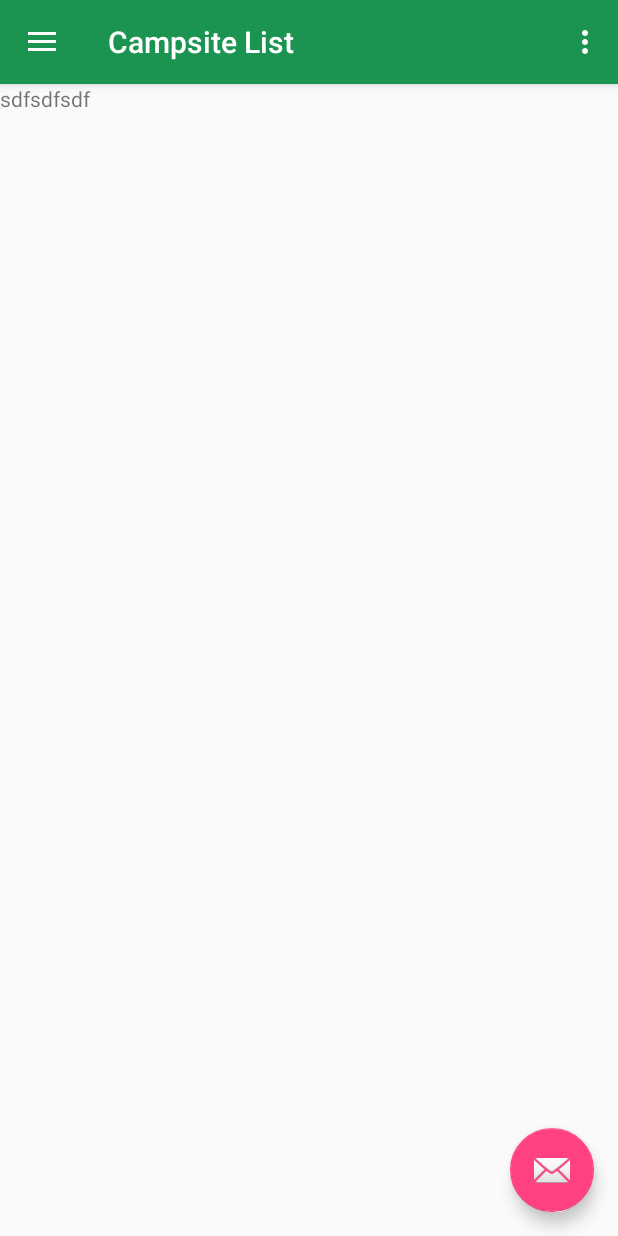
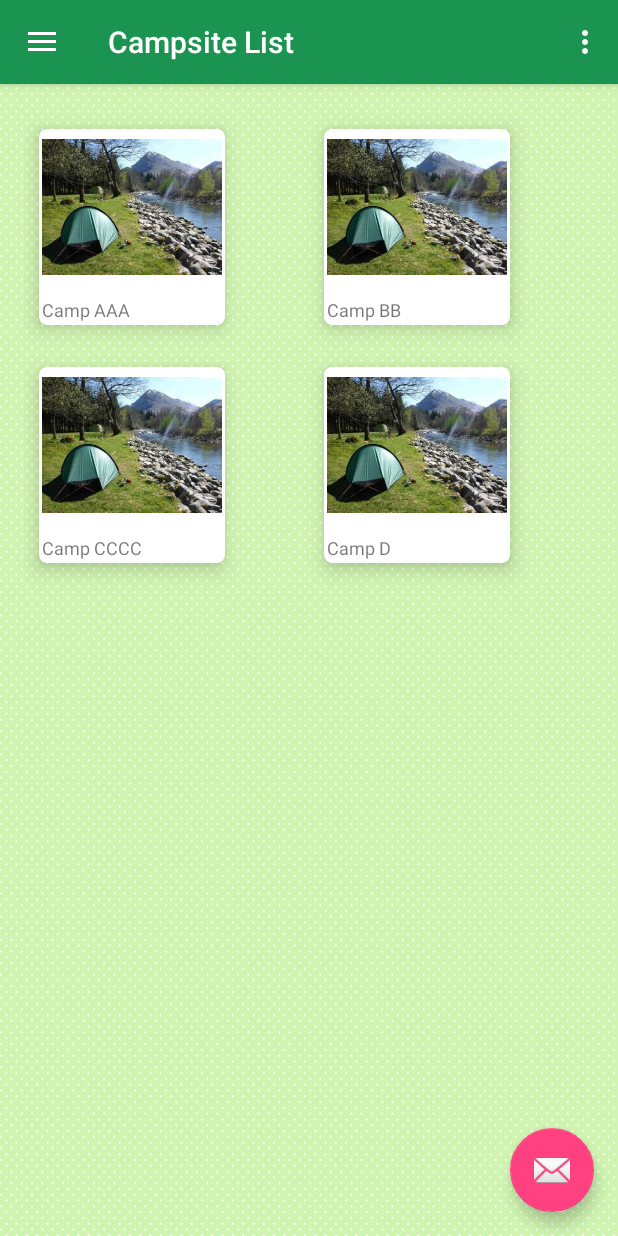
Before and after one commit to Shaw6157/MotorhomeAndCampsite, an Android app: the CampsiteListActivity screen opened directly, with no data from a screen before it, on a phone screen of 412 x 824 dp. Run offline under Robolectric (Android 15) with nearby library versions, the phone set to English and light mode, and no system bars; our stand-ins replace Picasso.

Commit message:
campsite cardview init
campsite cardview init, AVD

```diff
--- a/app/src/main/java/com/ais/mnc/db/MncDBHelper.java
+++ b/app/src/main/java/com/ais/mnc/db/MncDBHelper.java
@@ -32,13 +32,13 @@ public class MncDBHelper extends SQLiteOpenHelper {
         db.execSQL(TableConstant.CREATE_CAMP_TABLE);
 
         //add default admin user account
-        ContentValues contentValues = new ContentValues();
-        contentValues.put(TableConstant.USER_COL1_UID,    1);
-        contentValues.put(TableConstant.USER_COL2_UNAME,  "admin");
-        contentValues.put(TableConstant.USER_COL3_EMAIL,  "shaw.yunz@gmail.com");
-        contentValues.put(TableConstant.USER_COL4_PWD,    "adminshaw");
-        contentValues.put(TableConstant.USER_COL5_TYPE,   "admin");
-        db.insert(TableConstant.USER_TABLE_NAME, null, contentValues);
+        ContentValues userV1 = new ContentValues();
+        userV1.put(TableConstant.USER_COL1_UID,    1);
+        userV1.put(TableConstant.USER_COL2_UNAME,  "admin");
+        userV1.put(TableConstant.USER_COL3_EMAIL,  "shaw.yunz@gmail.com");
+        userV1.put(TableConstant.USER_COL4_PWD,    "adminshaw");
+        userV1.put(TableConstant.USER_COL5_TYPE,   "admin");
+        db.insert(TableConstant.USER_TABLE_NAME, null, userV1);
     }
 
     @Override
--- a/app/src/main/java/com/ais/mnc/db/bean/CampBean.java
+++ b/app/src/main/java/com/ais/mnc/db/bean/CampBean.java
@@ -23,6 +23,10 @@ public class CampBean {
     private String address;
     private String info;
     private String url;
+
+    public CampBean() {
+
+    }
 
     public CampBean(String pCname, String pAddress, String pInfo, String pUrl) {
         cname = pCname;
--- a/app/src/main/java/com/ais/mnc/db/bean/UserBean.java
+++ b/app/src/main/java/com/ais/mnc/db/bean/UserBean.java
@@ -19,6 +19,10 @@ public class UserBean {
     private String uname;
     private String email;
     private String password;
+
+    public UserBean() {
+
+    }
 
     public UserBean(String pUname, String pEmail, String pPassword) {
         uname = pUname;
--- a/app/src/main/java/com/ais/mnc/db/bean/VehicleBean.java
+++ b/app/src/main/java/com/ais/mnc/db/bean/VehicleBean.java
@@ -27,6 +27,9 @@ public class VehicleBean {
     private int feature1;
     private String image;
 
+    public VehicleBean() {
+
+    }
 
     public VehicleBean(String pVname, String pPlate, String pType, String pDesc, int pPrice, boolean[] features) {
         vname = pVname;
--- a/app/src/main/java/com/ais/mnc/db/daoimp/CampsiteDaoImp.java
+++ b/app/src/main/java/com/ais/mnc/db/daoimp/CampsiteDaoImp.java
@@ -1,5 +1,6 @@
 package com.ais.mnc.db.daoimp;
 
+import android.content.ContentValues;
 import android.content.Context;
 import android.database.Cursor;
 import android.database.sqlite.SQLiteDatabase;
@@ -33,8 +34,21 @@ public class CampsiteDaoImp implements CampsiteDao {
 
     @Override
     public boolean createCampsite(CampBean p_campsite) {
+        SQLiteDatabase db = mDBHelper.getWritableDatabase();
 
-        return false;
+        ContentValues campValues = new ContentValues();
+        campValues.put(TableConstant.CAMP_COL2_CNAME,   p_campsite.getCname());
+        campValues.put(TableConstant.CAMP_COL3_ADDRESS, p_campsite.getAddress());
+        campValues.put(TableConstant.CAMP_COL4_INFO,    p_campsite.getInfo());
+        campValues.put(TableConstant.CAMP_COL5_URL,     p_campsite.getUrl());
+        long result = db.insert(TableConstant.CAMP_TABLE_NAME, null, campValues);
+
+        //log
+        Log.d(TAG, ">>> insert:  " + p_campsite.getCname() + " to " + TableConstant.CAMP_TABLE_NAME);
+
+        //close and return
+        db.close();
+        return result != -1;
     }
 
     @Override
--- a/app/src/main/java/com/ais/mnc/view/activity/CampsiteListActivity.java
+++ b/app/src/main/java/com/ais/mnc/view/activity/CampsiteListActivity.java
@@ -1,8 +1,11 @@
 package com.ais.mnc.view.activity;
 
+import android.content.ContentValues;
 import android.os.Bundle;
 import android.support.design.widget.FloatingActionButton;
 import android.support.design.widget.Snackbar;
+import android.support.v7.widget.GridLayoutManager;
+import android.support.v7.widget.RecyclerView;
 import android.view.View;
 import android.support.design.widget.NavigationView;
 import android.support.v4.view.GravityCompat;
@@ -15,11 +18,16 @@ import android.view.MenuItem;
 import android.widget.TextView;
 
 import com.ais.mnc.R;
+import com.ais.mnc.constant.TableConstant;
+import com.ais.mnc.db.bean.CampBean;
+import com.ais.mnc.db.daoimp.CampsiteDaoImp;
 import com.ais.mnc.util.MncUtilities;
+import com.ais.mnc.view.adapter.CampsiteListAdapter;
 
 public class CampsiteListActivity extends AppCompatActivity
         implements NavigationView.OnNavigationItemSelectedListener {
 
+    RecyclerView recycle_clist;
     TextView dwr_tv_uid, dwr_tv_email;
 
     @Override
@@ -47,6 +55,37 @@ public class CampsiteListActivity extends AppCompatActivity
         NavigationView navigationView = (NavigationView) findViewById(R.id.nav_view);
         navigationView.setNavigationItemSelectedListener(this);
 
+        //init campstes
+        CampsiteDaoImp lvCampsiteDaoImp = new CampsiteDaoImp(this);
+        CampBean camp1 = new CampBean();
+        camp1.setAddress("aaaaaaa");
+        camp1.setCname("Camp AAA");
+        camp1.setInfo("asdas");
+        camp1.setUrl("aa");
+
+        CampBean camp2 = new CampBean();
+        camp2.setAddress("bbbb");
+        camp2.setCname("Camp BB");
+        camp2.setInfo("Camp");
+        camp2.setUrl("Camp");
+
+        CampBean camp3 = new CampBean();
+        camp3.setAddress("Camp");
+        camp3.setCname("Camp CCCC");
+        camp3.setInfo("Camp");
+        camp3.setUrl("Camp");
+
+        CampBean camp4 = new CampBean();
+        camp4.setAddress("Camp");
+        camp4.setCname("Camp D");
+        camp4.setInfo("Camp");
+        camp4.setUrl("Camp");
+
+        lvCampsiteDaoImp.createCampsite(camp1);
+        lvCampsiteDaoImp.createCampsite(camp2);
+        lvCampsiteDaoImp.createCampsite(camp3);
+        lvCampsiteDaoImp.createCampsite(camp4);
+
         //set user info to drawer
         View headerView = navigationView.getHeaderView(0);
         dwr_tv_uid   = headerView.findViewById(R.id.dwr_tv_uid);
@@ -58,6 +97,14 @@ public class CampsiteListActivity extends AppCompatActivity
             dwr_tv_uid.setText(MncUtilities.currentUser.getUname());
             dwr_tv_email.setText(MncUtilities.currentUser.getEmail());
         }
+
+        //set context campsite list
+        recycle_clist = findViewById(R.id.clst_lyt_recycle);
+        recycle_clist.setLayoutManager(new GridLayoutManager(this, 2));
+        recycle_clist.setHasFixedSize(true);
+        recycle_clist.setAdapter(
+                new CampsiteListAdapter(this,
+                        new CampsiteDaoImp(this).findAll()));
     }
 
     @Override
--- /dev/null
+++ b/app/src/main/java/com/ais/mnc/view/adapter/CampsiteListAdapter.java
@@ -0,0 +1,59 @@
+package com.ais.mnc.view.adapter;
+
+import android.content.Context;
+import android.support.annotation.NonNull;
+import android.support.v7.widget.RecyclerView;
+import android.view.LayoutInflater;
+import android.view.View;
+import android.view.ViewGroup;
+
+import com.ais.mnc.R;
+import com.ais.mnc.db.bean.CampBean;
+import com.ais.mnc.view.adapter.ViewHolder.CampsiteViewHolder;
+import com.squareup.picasso.Picasso;
+
+import java.util.List;
+
+/**
+ * Copyright (C) 2018 CYu AIS. All rights reserved.
+ * Description:
+ * Created on 24/10/2018
+ *
+ * @author Shaw
+ * @version 1.0
+ */
+public class CampsiteListAdapter extends RecyclerView.Adapter<CampsiteViewHolder> {
+    Context mContext;
+    List<CampBean> campsiteList;
+
+    public CampsiteListAdapter(Context pContext, List<CampBean> pCampsiteList) {
+        mContext = pContext;
+        campsiteList = pCampsiteList;
+    }
+
+    @NonNull
+    @Override
+    public CampsiteViewHolder onCreateViewHolder(@NonNull ViewGroup parent, int viewType) {
+        View campsiteView = LayoutInflater.from(mContext).inflate(R.layout.campsite_list_layout, parent, false);
+        return new CampsiteViewHolder(campsiteView);
+    }
+
+    @Override
+    public void onBindViewHolder(@NonNull CampsiteViewHolder campsiteViewHolder, int position) {
+//        // can fetch pics from Google Picasa
+//        Picasso.with(mContext)
+//                .load(campsiteList.get(position).Link)
+//                .into(campsiteViewHolder.img_campsite);
+
+        // get from drawable pics
+//        int resID = getResources().getIdentifier("campsite1", "drawable", "com.ais.mnc");
+        campsiteViewHolder.img_campsite.setImageResource(R.drawable.campsite1);
+        campsiteViewHolder.tv_campsite.setText(campsiteList.get(position).getCname());
+
+    }
+
+    @Override
+    public int getItemCount() {
+        return campsiteList.size();
+    }
+}
--- /dev/null
+++ b/app/src/main/java/com/ais/mnc/view/adapter/ViewHolder/CampsiteViewHolder.java
@@ -0,0 +1,31 @@
+package com.ais.mnc.view.adapter.ViewHolder;
+
+import android.content.Context;
+import android.support.annotation.NonNull;
+import android.support.v7.widget.RecyclerView;
+import android.view.View;
+import android.widget.ImageView;
+import android.widget.TextView;
+
+import com.ais.mnc.R;
+
+/**
+ * Copyright (C) 2018 CYu AIS. All rights reserved.
+ * Description:
+ * Created on 24/10/2018
+ *
+ * @author Shaw
+ * @version 1.0
+ */
+public class CampsiteViewHolder extends RecyclerView.ViewHolder {
+
+    public ImageView img_campsite;
+    public TextView tv_campsite;
+
+    public CampsiteViewHolder(View camplistView) {
+        super(camplistView);
+
+        img_campsite = camplistView.findViewById(R.id.clst_img_campsite);
+        tv_campsite = camplistView.findViewById(R.id.clst_tv_campsite);
+    }
+}
--- a/app/src/main/res/layout/app_bar_sidemenu.xml
+++ b/app/src/main/res/layout/app_bar_sidemenu.xml
@@ -4,6 +4,7 @@
     xmlns:tools="http://schemas.android.com/tools"
     android:layout_width="match_parent"
     android:layout_height="match_parent"
+    android:background="@drawable/bg_green"
     tools:context=".view.activity.CampsiteListActivity">
 
     <android.support.design.widget.AppBarLayout
@@ -20,7 +21,7 @@
 
     </android.support.design.widget.AppBarLayout>
 
-    <include layout="@layout/content_sidemenu" />
+    <include layout="@layout/content_campsite_list" />
 
     <android.support.design.widget.FloatingActionButton
         android:id="@+id/fab"
--- /dev/null
+++ b/app/src/main/res/layout/campsite_list_layout.xml
@@ -0,0 +1,36 @@
+<?xml version="1.0" encoding="utf-8"?>
+<android.support.v7.widget.CardView
+    xmlns:android="http://schemas.android.com/apk/res/android"
+    xmlns:app="http://schemas.android.com/apk/res-auto"
+    android:layout_width="wrap_content"
+    android:layout_height="wrap_content"
+    app:cardElevation="8dp"
+    app:cardCornerRadius="5dp"
+    app:cardUseCompatPadding="true"
+    app:cardBackgroundColor="@android:color/white"
+    >
+
+    <LinearLayout
+        android:id="@+id/clst_lyt_card"
+        android:layout_margin="2dp"
+        android:orientation="vertical"
+        android:background="@android:color/white"
+        android:layout_width="wrap_content"
+        android:layout_height="wrap_content">
+
+
+        <ImageView
+            android:id="@+id/clst_img_campsite"
+            android:layout_width="120dp"
+            android:layout_height="100dp" />
+
+        <TextView
+            android:id="@+id/clst_tv_campsite"
+            android:layout_width="match_parent"
+            android:layout_height="wrap_content"
+            android:text="Mount Albert"
+            android:layout_marginTop="10dp"
+            android:textSize="12sp"
+            />
+    </LinearLayout>
+</android.support.v7.widget.CardView>
--- /dev/null
+++ b/app/src/main/res/layout/content_campsite_list.xml
@@ -0,0 +1,26 @@
+<?xml version="1.0" encoding="utf-8"?>
+<android.support.constraint.ConstraintLayout xmlns:android="http://schemas.android.com/apk/res/android"
+    xmlns:app="http://schemas.android.com/apk/res-auto"
+    xmlns:tools="http://schemas.android.com/tools"
+    android:layout_width="match_parent"
+    android:layout_height="match_parent"
+    android:padding="@dimen/all_root_margin"
+    app:layout_behavior="@string/appbar_scrolling_view_behavior"
+    tools:context=".view.activity.CampsiteListActivity"
+    tools:showIn="@layout/app_bar_sidemenu">
+
+    <android.support.v7.widget.RecyclerView
+        android:id="@+id/clst_lyt_recycle"
+        android:layout_width="match_parent"
+        android:layout_height="match_parent"
+        app:layout_constraintBottom_toBottomOf="parent"
+        app:layout_constraintLeft_toLeftOf="parent"
+        app:layout_constraintRight_toRightOf="parent"
+        app:layout_constraintTop_toTopOf="parent"
+
+        >
+
+
+    </android.support.v7.widget.RecyclerView>
+
+</android.support.constraint.ConstraintLayout>
--- a/app/src/main/res/layout/content_sidemenu.xml
+++ /dev/null
@@ -1,16 +0,0 @@
-<?xml version="1.0" encoding="utf-8"?>
-<LinearLayout xmlns:android="http://schemas.android.com/apk/res/android"
-    xmlns:app="http://schemas.android.com/apk/res-auto"
-    xmlns:tools="http://schemas.android.com/tools"
-    android:layout_width="match_parent"
-    android:layout_height="match_parent"
-    app:layout_behavior="@string/appbar_scrolling_view_behavior"
-    tools:context=".view.activity.CampsiteListActivity"
-    tools:showIn="@layout/app_bar_sidemenu">
-
-    <TextView
-        android:layout_width="match_parent"
-        android:layout_height="match_parent"
-        android:text="sdfsdfsdf"/>
-
-</LinearLayout>
--- a/app/src/main/res/values/dimens.xml
+++ b/app/src/main/res/values/dimens.xml
@@ -1,4 +1,5 @@
 <resources>
+    <dimen name="all_root_margin">16dp</dimen>
     <!-- Default screen margins, per the Android Design guidelines. -->
     <dimen name="activity_horizontal_margin">16dp</dimen>
     <dimen name="activity_vertical_margin">16dp</dimen>
```
Also changed, not shown: app/build.gradle (+9 -0 lines), app/src/main/res/drawable/bg_green.jpg (added), app/src/main/res/drawable/campsite1.jpg (added), app/src/main/res/drawable/campsite2.jpg (added).
